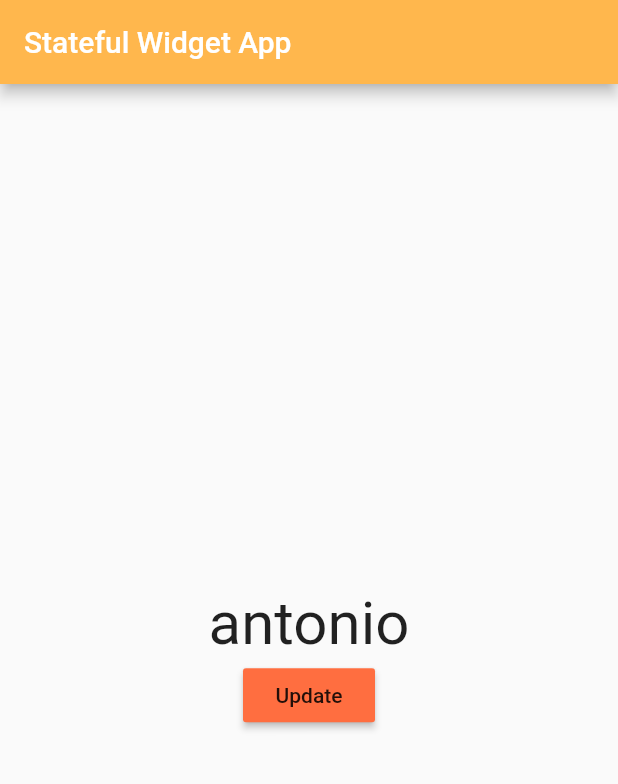
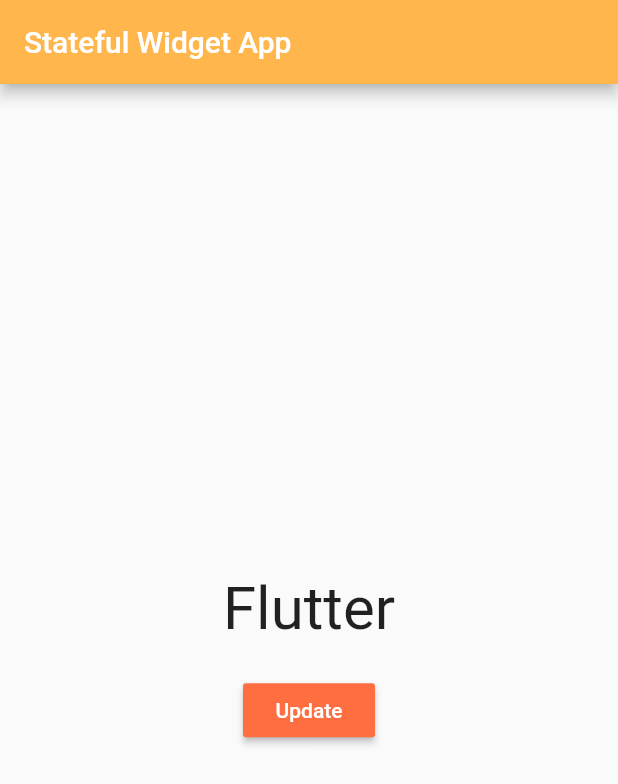
Before and after one commit to AntonioVeintiuno/fluttrapp, a Flutter app: the screen it shows after launch, on a phone screen of 412 x 824 dp. Shown: the top 784 px of the screen. Run offline on Flutter 3.47's test engine with Material 2 defaults, Android fonts, the phone set to English and light mode, and no system bars.

Commit message:
adding padding between button and text.
Signed-off-by: Antonio Garcia <moy_357@hotmail.com>

```diff
--- a/lib/src/button.dart
+++ b/lib/src/button.dart
@@ -18,11 +18,12 @@ class _MyButtonState extends State<MyButton> {
           child: Column(
             mainAxisAlignment: MainAxisAlignment.center,
             children: <Widget>[
-              Text('antonio',
+              Text('Flutter',
                 style: TextStyle(fontSize: 40),
               ),
+              Padding(padding: EdgeInsets.all(10.0)),
               RaisedButton(
-                child: Text('Update'),
+                child: Text('Update', style: TextStyle(color: Colors.white),),
                 onPressed: () {},
                 color: Colors.deepOrangeAccent,
               )
```
